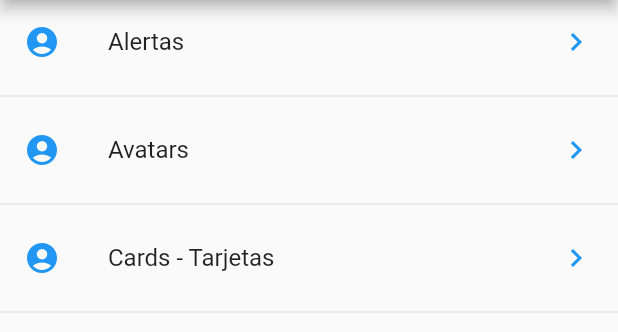
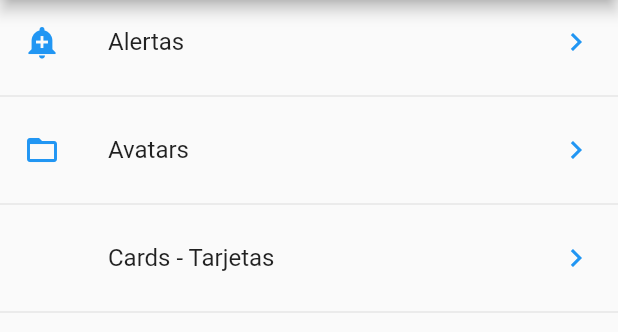
Before and after one commit to Yoliani/Componentes-en-Flutter, a Flutter app: the screen it shows after launch, on a phone screen of 412 x 824 dp, the part 84-416 px from its top. Run offline on Flutter 3.47's test engine with Material 2 defaults, Android fonts, the phone set to English and light mode, and no system bars.

Commit message:
Obtener icono por String

```diff
--- a/componentes/lib/src/pages/home_page.dart
+++ b/componentes/lib/src/pages/home_page.dart
@@ -1,4 +1,5 @@
 import 'package:componentes/src/providers/menu_provider.dart';
+import 'package:componentes/src/utils/icono_string_util.dart';
 import 'package:flutter/material.dart';
 
 class HomePage extends StatelessWidget {
@@ -32,7 +33,7 @@ class HomePage extends StatelessWidget {
     data.forEach((opt) {
       final widgetTemp = ListTile(
         title: Text(opt['texto']),
-        leading: Icon(Icons.account_circle, color: Colors.blue),
+        leading: getIcon(opt['icon']),
         trailing: Icon(Icons.keyboard_arrow_right, color: Colors.blue),
         onTap: () {},
       );
--- /dev/null
+++ b/componentes/lib/src/utils/icono_string_util.dart
@@ -0,0 +1,11 @@
+import 'package:flutter/material.dart';
+
+final _icons = <String, IconData>{
+  'add_alert': Icons.add_alert,
+  'accessibility': Icons.accessibility,
+  'accessibility': Icons.folder_open,
+};
+
+Icon getIcon(String nombreIcono) {
+  return Icon(_icons[nombreIcono], color: Colors.blue);
+}
```
